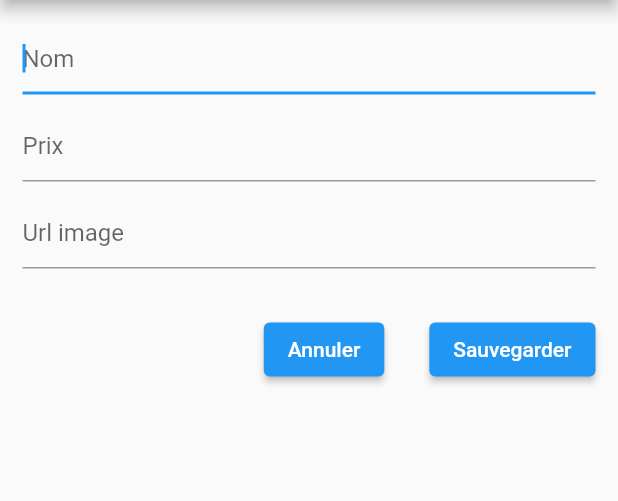
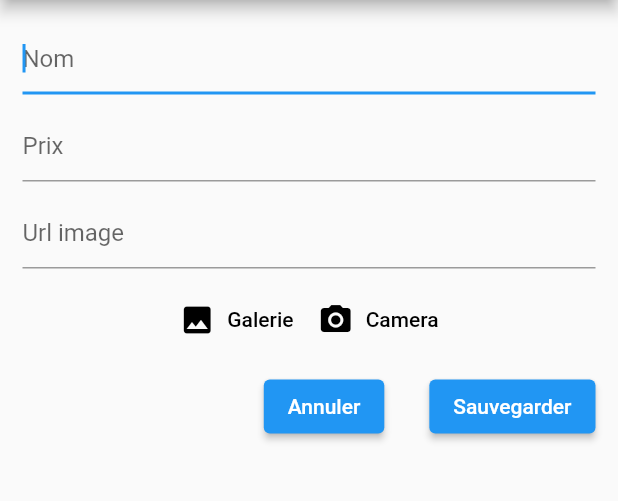
Before and after one commit to GregBiglione/dyma_trip, a Flutter app: the ActivityFormView screen opened directly with empty values, on a phone screen of 412 x 824 dp, the part 84-585 px from its top. Run offline on Flutter 3.47's test engine with Material 2 defaults, Android fonts, the phone set to English and light mode, and no system bars; network calls fail.

Commit message:
Added ActivityFormImagePicker

```diff
--- a/lib/wigdet/activity_form.dart
+++ b/lib/wigdet/activity_form.dart
@@ -1,5 +1,6 @@
 import 'package:dyma_trip/model/activity_model.dart';
 import 'package:dyma_trip/provider/city_provider.dart';
+import 'package:dyma_trip/wigdet/activity_form_image_picker.dart';
 import 'package:flutter/material.dart';
 import 'package:provider/provider.dart';
 
@@ -136,7 +137,9 @@ class _ActivityFormState extends State<ActivityForm> {
               },
               onSaved: (value) => _newActivity.image = value!,
             ),
-            SizedBox(height: 30,),
+            SizedBox(height: 10,),
+            ActivityFormImagePicker(),
+            SizedBox(height: 10,),
             Row(
               mainAxisAlignment: MainAxisAlignment.end,
               children: [
--- /dev/null
+++ b/lib/wigdet/activity_form_image_picker.dart
@@ -0,0 +1,38 @@
+import 'package:flutter/material.dart';
+
+class ActivityFormImagePicker extends StatefulWidget {
+  const ActivityFormImagePicker({Key? key}) : super(key: key);
+
+  @override
+  _ActivityFormImagePickerState createState() =>
+      _ActivityFormImagePickerState();
+}
+
+class _ActivityFormImagePickerState extends State<ActivityFormImagePicker> {
+  @override
+  Widget build(BuildContext context) {
+    return Container(
+      child: Row(
+        mainAxisAlignment: MainAxisAlignment.center,
+        children: [
+          TextButton.icon(
+            onPressed: () {},
+            icon: Icon(Icons.photo, color: Colors.black,),
+            label: Text(
+              "Galerie",
+              style: TextStyle(color: Colors.black),
+            ),
+          ),
+          TextButton.icon(
+            onPressed: () {},
+            icon: Icon(Icons.photo_camera, color: Colors.black,),
+            label: Text(
+              "Camera",
+              style: TextStyle(color: Colors.black),
+            ),
+          ),
+        ],
+      ),
+    );
+  }
+}
--- a/pubspec.yaml
+++ b/pubspec.yaml
@@ -37,6 +37,7 @@ dependencies:
   intl: ^0.17.0
   provider: ^6.0.1
   http: ^0.13.4
+  image_picker: ^0.8.4+3
 
 dev_dependencies:
   flutter_config: ^1.0.5
```
Also changed, not shown: pubspec.lock, 1 other file.
